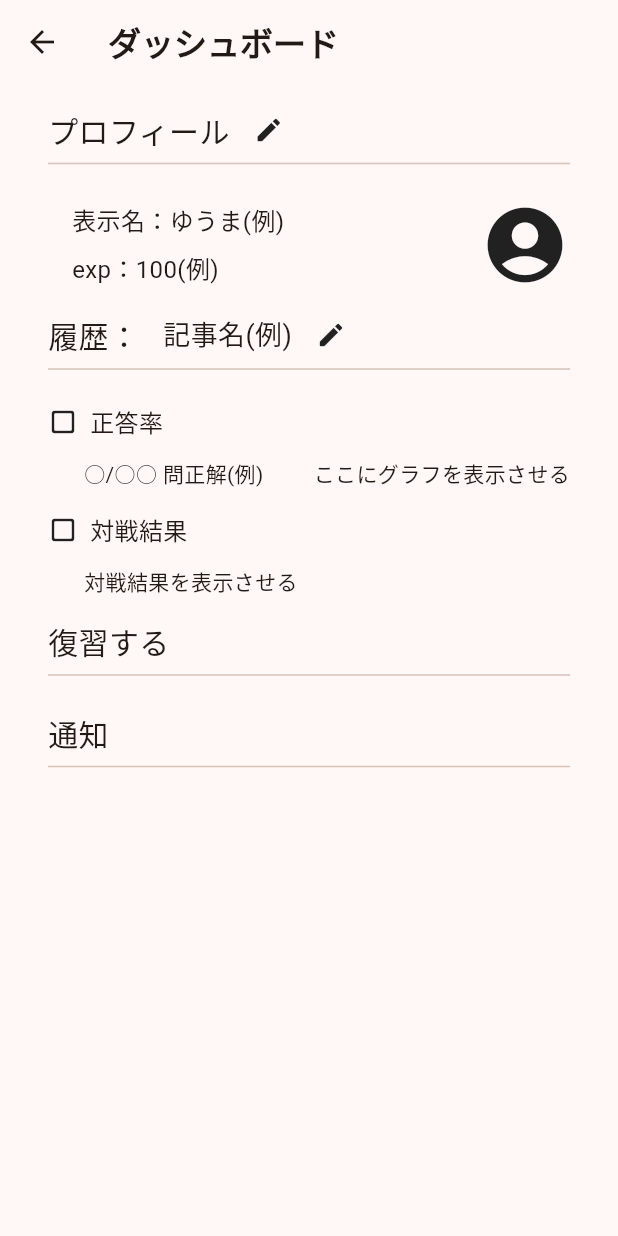
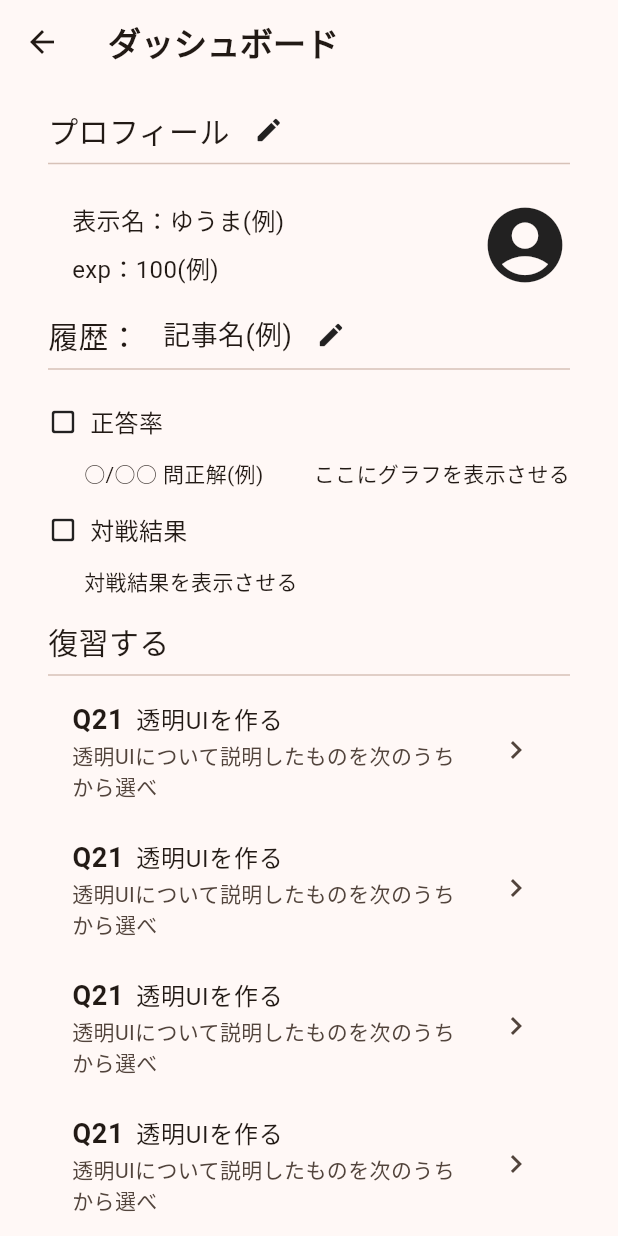
Before and after one commit to code-syncers/quiz-shower, a Flutter app: the DashboardScreen screen opened directly, on a phone screen of 412 x 824 dp. Run offline on Flutter 3.47's test engine with Material 2 defaults, Android fonts, the phone set to English and light mode, and no system bars; our stand-ins replace cloud_firestore, cloud_functions, firebase_auth, firebase_core, flutter_hooks, freezed_annotation and 1 more; missing offline and left inert: firebase_ui_auth, firebase_ui_localizations; accounts and stored records are empty.

Commit message:
feat: 復習する、通知の項目も実装

```diff
--- a/lib/ui/screen/dashboard_screen.dart
+++ b/lib/ui/screen/dashboard_screen.dart
@@ -15,10 +15,10 @@ class DashboardScreen extends StatelessWidget {
       body: SingleChildScrollView(
         child: Container(
           padding: const EdgeInsets.fromLTRB(32, 16, 32, 16),
-          child: const Column(
+          child: Column(
             crossAxisAlignment: CrossAxisAlignment.start,
             children: [
-              Row(
+              const Row(
                 children: [
                   Text(
                     'プロフィール',
@@ -31,9 +31,9 @@ class DashboardScreen extends StatelessWidget {
                   ),
                 ],
               ),
-              Divider(thickness: 1),
-              SizedBox(height: 16),
-              Row(
+              const Divider(thickness: 1),
+              const SizedBox(height: 16),
+              const Row(
                 children: [
                   SizedBox(width: 16),
                   Column(
@@ -57,8 +57,8 @@ class DashboardScreen extends StatelessWidget {
                   ),
                 ],
               ),
-              SizedBox(height: 16),
-              Row(
+              const SizedBox(height: 16),
+              const Row(
                 children: [
                   Text(
                     '履歴：',
@@ -76,8 +76,8 @@ class DashboardScreen extends StatelessWidget {
                   ),
                 ],
               ),
-              Divider(thickness: 1),
-              Column(
+              const Divider(thickness: 1),
+              const Column(
                 children: [
                   SizedBox(height: 16),
                   Row(
@@ -125,18 +125,117 @@ class DashboardScreen extends StatelessWidget {
                   ),
                 ],
               ),
-              SizedBox(height: 16),
-              Text(
+              const SizedBox(height: 16),
+              const Text(
                 '復習する',
                 style: TextStyle(fontSize: 20),
               ),
-              Divider(thickness: 1),
-              SizedBox(height: 16),
-              Text(
+              const Divider(thickness: 1),
+              ListTile(
+                title: const Row(
+                  children: [
+                    Text(
+                      'Q21',
+                      style:
+                          TextStyle(fontSize: 18, fontWeight: FontWeight.bold),
+                    ),
+                    SizedBox(width: 8),
+                    Text('透明UIを作る'),
+                  ],
+                ),
+                subtitle: const Text('透明UIについて説明したものを次のうちから選べ'),
+                trailing: const Icon(Icons.navigate_next),
+                onTap: () {},
+              ),
+              const SizedBox(height: 8),
+              ListTile(
+                title: const Row(
+                  children: [
+                    Text(
+                      'Q21',
+                      style:
+                          TextStyle(fontSize: 18, fontWeight: FontWeight.bold),
+                    ),
+                    SizedBox(width: 8),
+                    Text('透明UIを作る'),
+                  ],
+                ),
+                subtitle: const Text('透明UIについて説明したものを次のうちから選べ'),
+                trailing: const Icon(Icons.navigate_next),
+                onTap: () {},
+              ),
+              const SizedBox(height: 8),
+              ListTile(
+                title: const Row(
+                  children: [
+                    Text(
+                      'Q21',
+                      style:
+                          TextStyle(fontSize: 18, fontWeight: FontWeight.bold),
+                    ),
+                    SizedBox(width: 8),
+                    Text('透明UIを作る'),
+                  ],
+                ),
+                subtitle: const Text('透明UIについて説明したものを次のうちから選べ'),
+                trailing: const Icon(Icons.navigate_next),
+                onTap: () {},
+              ),
+              const SizedBox(height: 8),
+              ListTile(
+                title: const Row(
+                  children: [
+                    Text(
+                      'Q21',
+                      style:
+                          TextStyle(fontSize: 18, fontWeight: FontWeight.bold),
+                    ),
+                    SizedBox(width: 8),
+                    Text('透明UIを作る'),
+                  ],
+                ),
+                subtitle: const Text('透明UIについて説明したものを次のうちから選べ'),
+                trailing: const Icon(Icons.navigate_next),
+                onTap: () {},
+              ),
+              const SizedBox(height: 16),
+              const Text(
                 '通知',
                 style: TextStyle(fontSize: 20),
               ),
-              Divider(thickness: 1),
+              const Divider(thickness: 1),
+              const Column(
+                children: [
+                  SizedBox(height: 16),
+                  Row(
+                    children: [
+                      Icon(
+                        Icons.check_box_outline_blank_rounded,
+                        size: 20,
+                      ),
+                      SizedBox(width: 8),
+                      Text(
+                        'クイズを解こう！',
+                        style: TextStyle(fontSize: 16),
+                      ),
+                    ],
+                  ),
+                  SizedBox(height: 12),
+                  Row(
+                    children: [
+                      Icon(
+                        Icons.check_box_outline_blank_rounded,
+                        size: 20,
+                      ),
+                      SizedBox(width: 8),
+                      Text(
+                        '対戦依頼が来ています',
+                        style: TextStyle(fontSize: 16),
+                      ),
+                    ],
+                  ),
+                ],
+              ),
             ],
           ),
         ),
```
